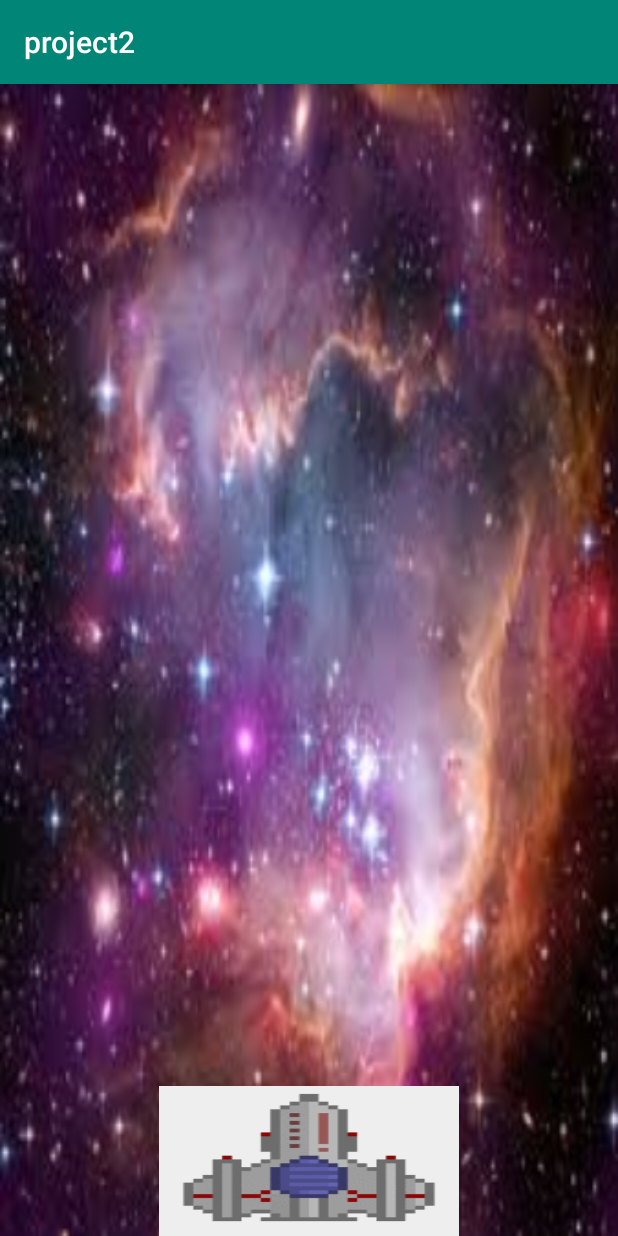
After one commit to AJHudson2003/newproject, an Android app: the gameactivity screen opened directly, with no data from a screen before it, on a phone screen of 412 x 824 dp. The commit adds this screen. Run offline under Robolectric (Android 15) with nearby library versions, the phone set to English and light mode, and no system bars.

Commit message:
added button to move to next page and new activity main
tested on nexus 5

```diff
--- a/app/src/main/AndroidManifest.xml
+++ b/app/src/main/AndroidManifest.xml
@@ -9,6 +9,7 @@
         android:roundIcon="@mipmap/ic_launcher_round"
         android:supportsRtl="true"
         android:theme="@style/AppTheme">
+        <activity android:name=".gameactivity"></activity>
         <activity android:name=".MainActivity">
             <intent-filter>
                 <action android:name="android.intent.action.MAIN" />
--- /dev/null
+++ b/app/src/main/java/com/example/project2/gameactivity.java
@@ -0,0 +1,14 @@
+package com.example.project2;
+
+import androidx.appcompat.app.AppCompatActivity;
+
+import android.os.Bundle;
+
+public class gameactivity extends AppCompatActivity {
+
+    @Override
+    protected void onCreate(Bundle savedInstanceState) {
+        super.onCreate(savedInstanceState);
+        setContentView(R.layout.activity_gameactivity);
+    }
+}
--- /dev/null
+++ b/app/src/main/res/layout/activity_gameactivity.xml
@@ -0,0 +1,16 @@
+<?xml version="1.0" encoding="utf-8"?>
+<RelativeLayout xmlns:android="http://schemas.android.com/apk/res/android"
+    xmlns:app="http://schemas.android.com/apk/res-auto"
+    xmlns:tools="http://schemas.android.com/tools"
+    android:layout_width="match_parent"
+    android:layout_height="match_parent"
+    tools:context=".gameactivity"
+    android:background="@drawable/galaxyes">
+
+    <ImageView
+        android:layout_width="wrap_content"
+        android:layout_height="100dp"
+        android:layout_centerHorizontal="true"
+        android:background="@drawable/spaceshipfriend"
+        android:layout_alignParentBottom="true"/>
+</RelativeLayout>
```
Also changed, not shown: app/src/main/java/com/example/project2/MainActivity.java (+10 -1 lines), app/src/main/res/layout/activity_main.xml (+1 -11 lines), app/src/main/res/drawable/galaxy2.jpg (added), app/src/main/res/drawable/galaxyes.jpg (added).
